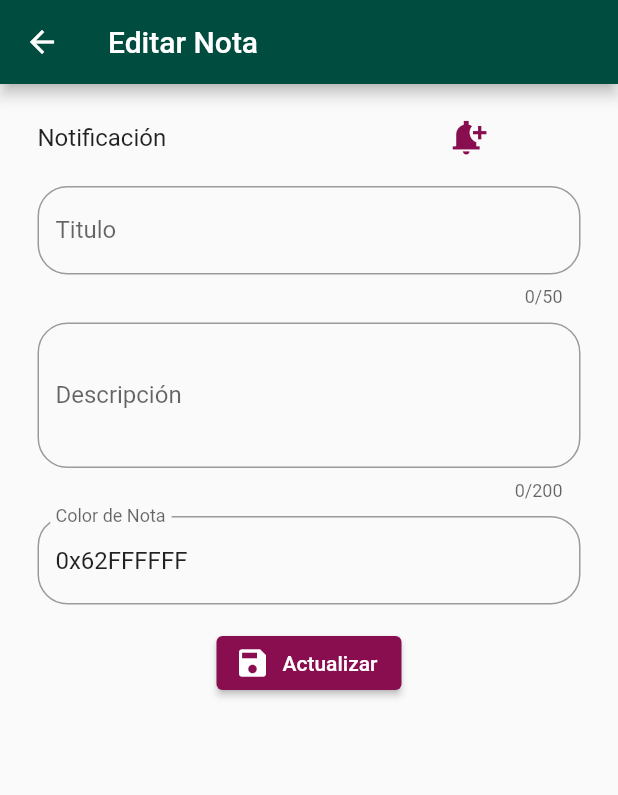
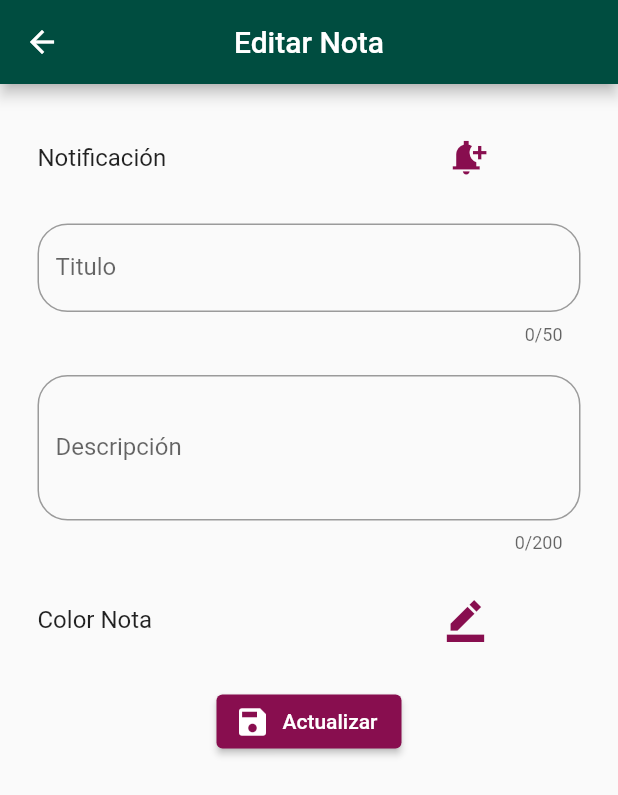
Before and after one commit to OmarAlejandro18/Proyecto_Flutter, a Flutter app: the EditarNota screen opened by its route, on a phone screen of 412 x 824 dp. Shown: the top 795 px of the screen. Run offline on Flutter 3.47's test engine with Material 2 defaults, Android fonts, the phone set to English and light mode, and no system bars; our stand-ins replace flutter_local_notifications, sqflite, timezone; missing offline and left inert: cron; accounts and stored records are empty.

Commit message:
subir proyecto

```diff
--- a/notasflutter/lib/home/editar_nota.dart
+++ b/notasflutter/lib/home/editar_nota.dart
@@ -23,6 +23,7 @@ class EditarNota extends StatelessWidget {
     return Scaffold(
       appBar: AppBar(
         title: const Text("Editar Nota"),
+        centerTitle: true,
       ),
       body: _Formulario(_nota),
     );
@@ -60,14 +61,15 @@ class _Formulario extends StatelessWidget {
       padding: EdgeInsets.only(
         right: margen,
         left: margen,
-        top: 12,
+        top: 25,
       ),
       child: Form(
         key: _formKey,
         child: SingleChildScrollView(
           child: Column(
             children: <Widget>[
-              Row(children: [
+              Row(
+                children: [
                   const Text(
                     "Notificación",
                     style: TextStyle(fontSize: 16),
@@ -83,26 +85,45 @@ class _Formulario extends StatelessWidget {
                     onPressed: () {
                       alarma = "false";
                       _activarAlarma.text = alarma;
-
                       _showDialog(context);
                     },
                     autofocus: false,
                   ),
-              ]),
-              const SizedBox(
-                height: 8,
+                ],
               ),
+              const SizedBox(height: 20),
               _formTitulo(),
               const SizedBox(
-                height: 10,
+                height: 20,
               ),
               _formDescripcion(),
               const SizedBox(
-                height: 10,
+                height: 20,
               ),
-              _formColor(context),
+              Row(
+                children: [
+                  const Text(
+                    "Color Nota",
+                    style: TextStyle(fontSize: 16),
+                  ),
                   const SizedBox(
-                height: 15,
+                    width: 185,
+                  ),
+                  IconButton(
+                    icon: const Icon(
+                      Icons.border_color_sharp,
+                      size: 30,
+                    ),
+                    onPressed: () {
+                      _showColorDialog(context);
+                      FocusScope.of(context).unfocus();
+                    },
+                    autofocus: false,
+                  ),
+                ],
+              ),
+              const SizedBox(
+                height: 20,
               ),
               ElevatedButton.icon(
                 label: const Text("Actualizar"),
@@ -113,23 +134,6 @@ class _Formulario extends StatelessWidget {
           ),
         ),
       ),
-    );
-  }
-
-  TextFormField _formColor(BuildContext context) {
-    return TextFormField(
-      controller: _colorController,
-      decoration: const InputDecoration(
-        labelText: "Color de Nota",
-        border: OutlineInputBorder(
-          borderRadius: BorderRadius.all(Radius.circular(20)),
-        ),
-      ),
-      onTap: () {
-        _showColorDialog(context);
-        FocusScope.of(context).unfocus(); //oculta el teclado
-      },
-      enableInteractiveSelection: false,
     );
   }
 
@@ -174,7 +178,7 @@ class _Formulario extends StatelessWidget {
                 itemCount: colorNames.length,
                 itemBuilder: (BuildContext context, int index) {
                   return ListTile(
-                    leading: Icon(Icons.brightness_1_outlined,
+                    leading: Icon(Icons.brightness_1,
                         color: _finalcolor[colorNames[index]]),
                     title: Text(colorNames[index]),
                     onTap: () {
@@ -288,10 +292,6 @@ class _Formulario extends StatelessWidget {
       initialDate: DateTime.now(),
       firstDate: DateTime(2020),
       lastDate: DateTime(2028),
-      /* builder: (context, child) {
-        return temaDatePicker(context, child);
-      },*/
-      // locale: const Locale('es','ES'),
     );
   }
 
@@ -377,7 +377,6 @@ class _Formulario extends StatelessWidget {
         hora: _horaController.text,
         boleano: _activarAlarma.text,
         color: _colorController.text,
-        //fechayhora: _fechaController.text + " " + _horaController.text,
       ));
       Navigator.pop(context);
     }
--- a/notasflutter/lib/home/lista_drawer.dart
+++ b/notasflutter/lib/home/lista_drawer.dart
@@ -20,8 +20,8 @@ class _ListaDrawerState extends State<ListaDrawer> {
 
     var info = const AboutListTile(
       child: Text("Informacion App"),
-      applicationVersion: "v.1.0.0\nby: Omar Alejandro García López",
-      applicationName: "Notas App",
+      applicationVersion: "v.1.0.0\nPor: Omar Alejandro García López",
+      applicationName: "Notas ISADATA",
       applicationIcon: Icon(Icons.pending_actions, size: 50),
       icon: Icon(Icons.info),
     );
--- a/notasflutter/lib/main.dart
+++ b/notasflutter/lib/main.dart
@@ -7,7 +7,9 @@ import 'package:notasflutter/providers/tema_provider.dart';
 import 'package:notasflutter/sqlite/sqlite_query.dart';
 
 main() {
-  runApp(const AppNotas());
+  runApp(
+    const AppNotas(),
+  );
 }
 
 class AppNotas extends StatelessWidget {
```
Also changed, not shown: notasflutter/lib/home/agregar_nota.dart (+31 -11 lines), notasflutter/lib/home/home_page.dart (+64 -62 lines), 8 other files. Lines whose indentation alone changed are shown as unchanged.
